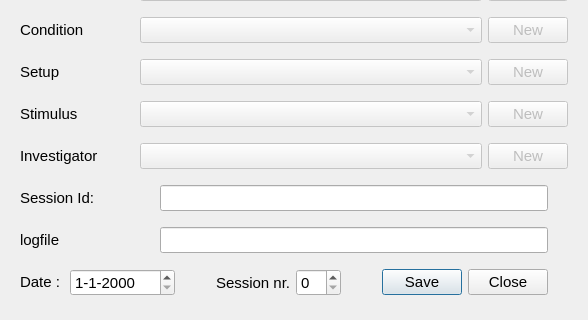
Herseninstituut/FYD_Python, file design.ui: the form before one commit; both pictures show x 0 to 588 and y 153 to 473 of the 588 by 473 pixel window.
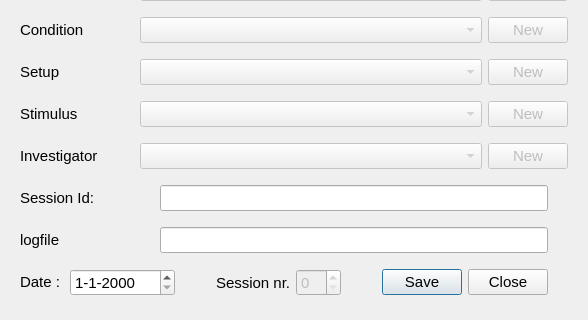
The form after the commit. Icons and pictures are not drawn.

Commit message:
Squashed commit of the following:
commit a31bada93fe82677ebfa417ee3279c8646cdeb17

    updates for ChristianL

```diff
--- a/design.ui
+++ b/design.ui
@@ -599,6 +599,9 @@
        </item>
        <item>
         <widget class="QSpinBox" name="spinSessnr">
+         <property name="enabled">
+          <bool>false</bool>
+         </property>
          <property name="sizePolicy">
           <sizepolicy hsizetype="Preferred" vsizetype="Fixed">
            <horstretch>0</horstretch>
```
The commit also changes 2 other files.
